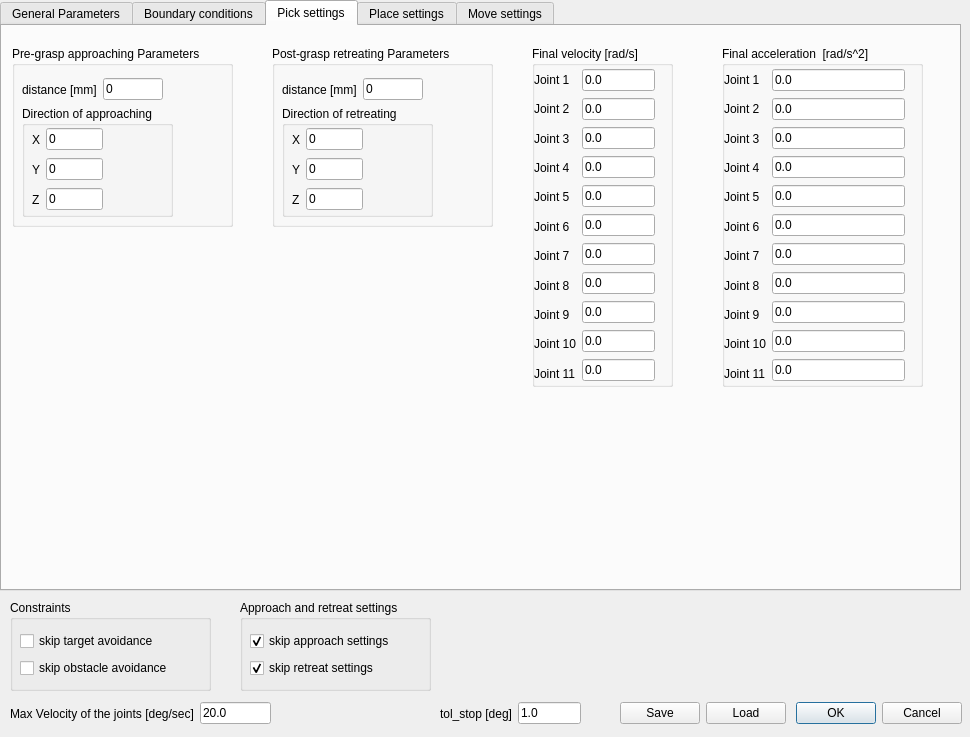
zohannn/motion_manager, file ui/toldialoghuml.ui: the form before one commit.
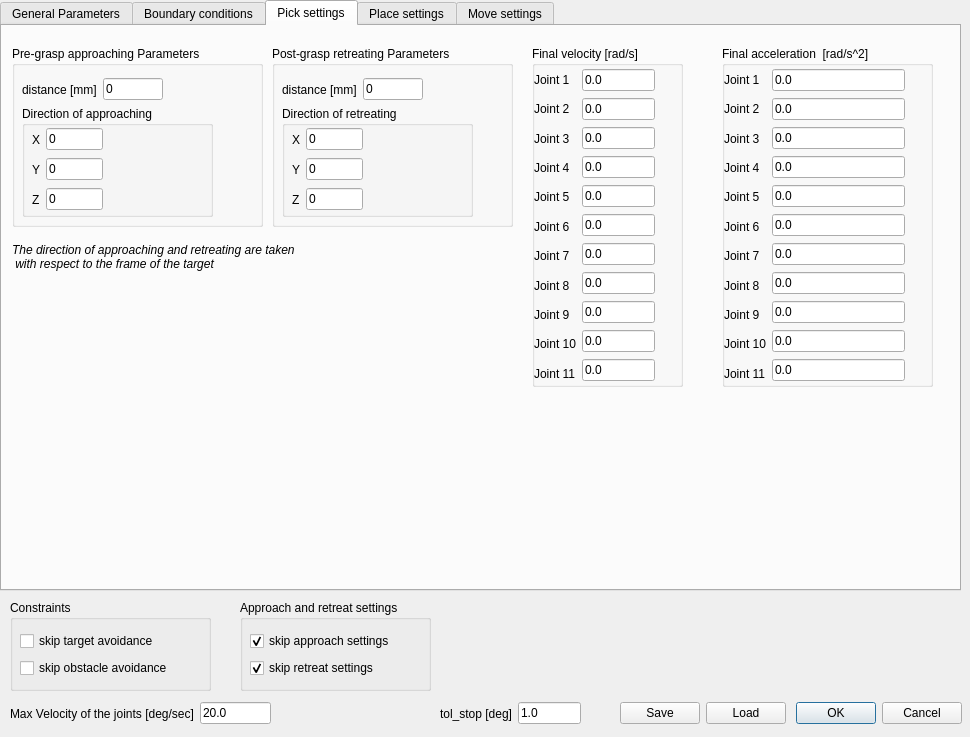
The form after the commit. The open tabs and pages were chosen to show the change.

Patch:
```diff
--- a/ui/toldialoghuml.ui
+++ b/ui/toldialoghuml.ui
@@ -1935,7 +1935,7 @@
       <rect>
        <x>10</x>
        <y>20</y>
-       <width>221</width>
+       <width>251</width>
        <height>181</height>
       </rect>
      </property>
@@ -1973,7 +1973,7 @@
        <rect>
         <x>10</x>
         <y>60</y>
-        <width>151</width>
+        <width>191</width>
         <height>111</height>
        </rect>
       </property>
@@ -2065,7 +2065,7 @@
       <rect>
        <x>270</x>
        <y>20</y>
-       <width>221</width>
+       <width>241</width>
        <height>181</height>
       </rect>
      </property>
@@ -2103,7 +2103,7 @@
        <rect>
         <x>10</x>
         <y>60</y>
-        <width>151</width>
+        <width>191</width>
         <height>111</height>
        </rect>
       </property>
@@ -2195,7 +2195,7 @@
       <rect>
        <x>530</x>
        <y>20</y>
-       <width>141</width>
+       <width>151</width>
        <height>341</height>
       </rect>
      </property>
@@ -2382,7 +2382,7 @@
       <rect>
        <x>720</x>
        <y>20</y>
-       <width>201</width>
+       <width>211</width>
        <height>341</height>
       </rect>
      </property>
@@ -2564,6 +2564,26 @@
       </layout>
      </widget>
     </widget>
+    <widget class="QLabel" name="label_pick">
+     <property name="geometry">
+      <rect>
+       <x>10</x>
+       <y>210</y>
+       <width>331</width>
+       <height>41</height>
+      </rect>
+     </property>
+     <property name="font">
+      <font>
+       <italic>true</italic>
+       <underline>false</underline>
+      </font>
+     </property>
+     <property name="text">
+      <string>The direction of approaching and retreating are taken 
+ with respect to the frame of the target</string>
+     </property>
+    </widget>
    </widget>
    <widget class="QWidget" name="tab_huml_place">
     <attribute name="title">
```
Left out of the diff: 8 changed lines with no effect on the pictures.
